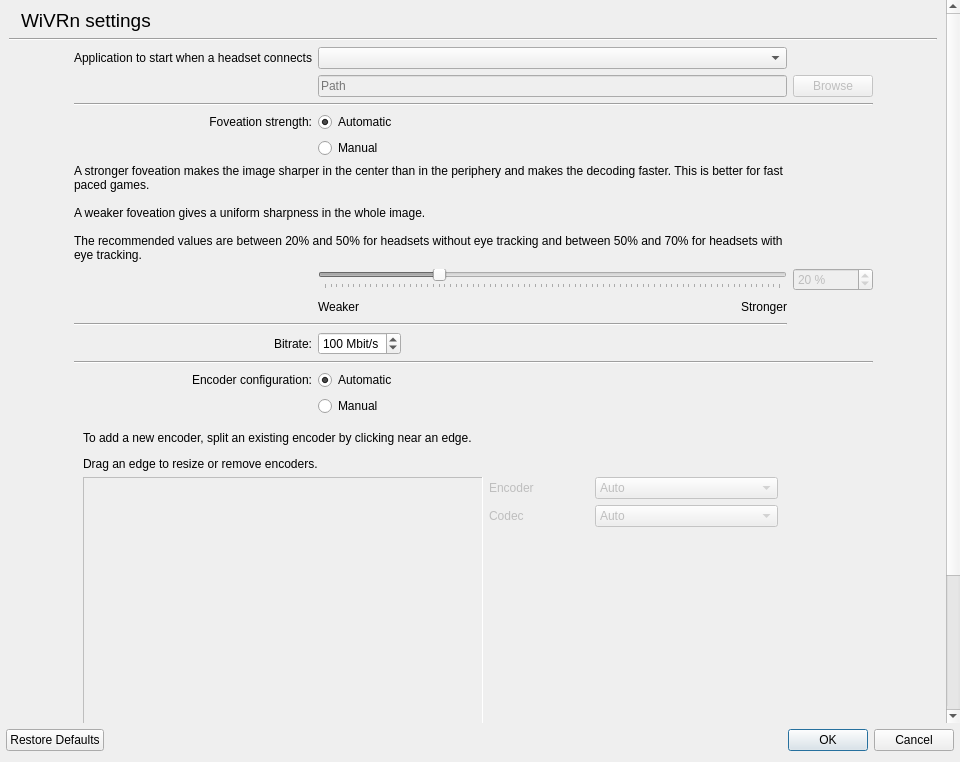
Qt form dashboard/settings.ui (WiVRn/WiVRn) before a commit.
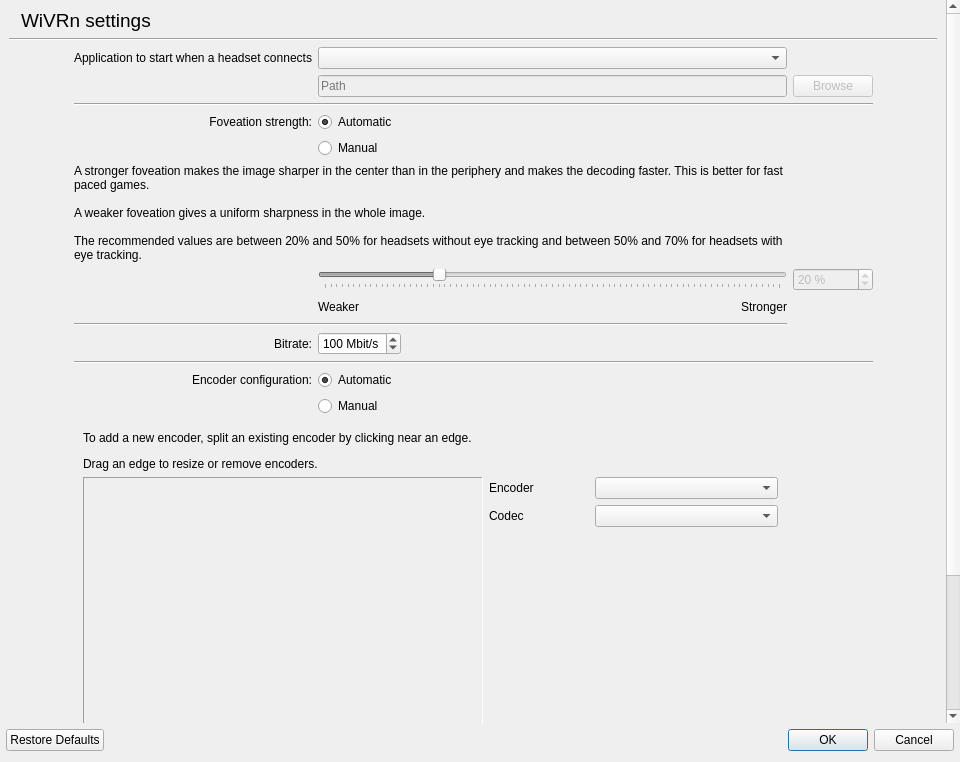
The same form after that commit. Custom widgets are drawn as their Qt base class.

Diff of the .ui file:
```diff
--- a/dashboard/settings.ui
+++ b/dashboard/settings.ui
@@ -223,9 +223,6 @@
            <layout class="QHBoxLayout" name="horizontalLayout_3">
             <item>
              <widget class="rectangle_partitionner" name="partitionner">
-              <property name="enabled">
-               <bool>false</bool>
-              </property>
               <property name="sizePolicy">
                <sizepolicy hsizetype="Expanding" vsizetype="Preferred">
                 <horstretch>0</horstretch>
@@ -259,9 +256,6 @@
              <layout class="QGridLayout" name="gridLayout">
               <item row="0" column="0">
                <widget class="QLabel" name="encoder_label">
-                <property name="enabled">
-                 <bool>false</bool>
-                </property>
                 <property name="minimumSize">
                  <size>
                   <width>100</width>
@@ -278,15 +272,15 @@
               </item>
               <item row="0" column="1">
                <widget class="QComboBox" name="encoder">
-                <property name="enabled">
-                 <bool>false</bool>
-                </property>
                 <property name="minimumSize">
                  <size>
                   <width>100</width>
                   <height>0</height>
                  </size>
                 </property>
+                <property name="placeholderText">
+                 <string>No encoder selected</string>
+                </property>
                 <item>
                  <property name="text">
                   <string>Auto</string>
@@ -311,15 +305,15 @@
               </item>
               <item row="1" column="1">
                <widget class="QComboBox" name="codec">
-                <property name="enabled">
-                 <bool>false</bool>
-                </property>
                 <property name="minimumSize">
                  <size>
                   <width>100</width>
                   <height>0</height>
                  </size>
                 </property>
+                <property name="placeholderText">
+                 <string>No encoder selected</string>
+                </property>
                 <item>
                  <property name="text">
                   <string>Auto</string>
@@ -363,9 +357,6 @@
               </item>
               <item row="1" column="0">
                <widget class="QLabel" name="codec_label">
-                <property name="enabled">
-                 <bool>false</bool>
-                </property>
                 <property name="minimumSize">
                  <size>
                   <width>100</width>
```
Left out of the diff: 99 changed lines with no effect on the pictures.
